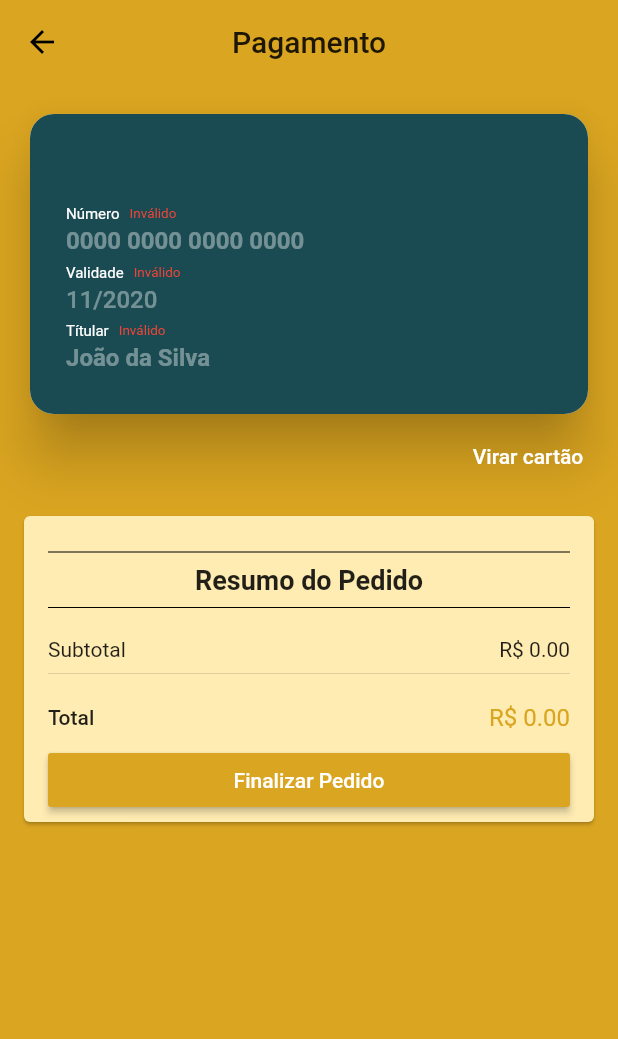
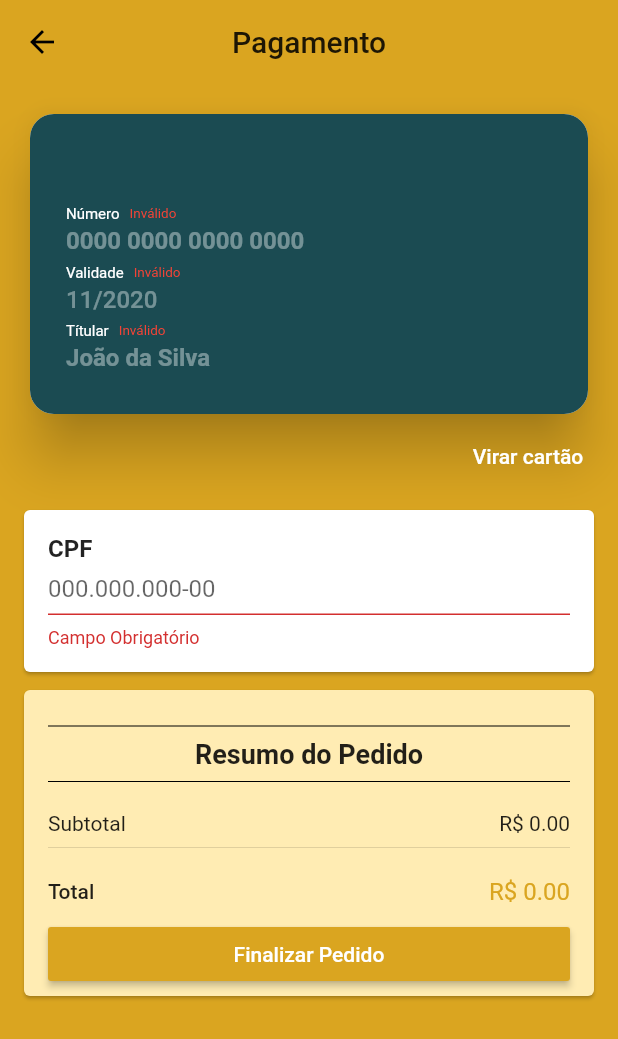
Before and after one commit to Pablo-Oliveira18/ControlSportEcommerce, a Flutter app: the CheckoutScreen screen opened by its route, after a tap on "Finalizar Pedido", on a phone screen of 412 x 824 dp. Shown: the top 1039 px of the screen. Run offline on Flutter 3.47's test engine with Material 2 defaults, Android fonts, the phone set to English and light mode, and no system bars; drawn by our look-alikes of flip_card, keyboard_actions; our stand-ins replace brasil_fields, carousel_pro, cloud_firestore, dio, firebase_auth, firebase_core and 8 more; missing offline and left inert: alphabet_list_scroll_view, cpf_cnpj_validator, cpfcnpj, credit_card_type_detector, map_launcher, sign_button; accounts and stored records are empty.

Commit message:
Proximo ao fim

```diff
--- a/lib/models/products/product.dart
+++ b/lib/models/products/product.dart
@@ -127,6 +127,7 @@ class Product extends ChangeNotifier {
       'category': category,
       'brandy': brandy,
       'sizes': exportSizeList(),
+      'deleted': deleted,
     };
 
     if (id == null) {
--- a/lib/models/usuarios/user.dart
+++ b/lib/models/usuarios/user.dart
@@ -31,6 +31,7 @@ class Usuario {
       address =
           Address.fromMap(document.data()['address'] as Map<String, dynamic>);
     }
+    cpf = document.data()['cpf'] as String;
   }
 
   DocumentReference get firestoreRef =>
@@ -54,6 +55,7 @@ class Usuario {
       'telefone': telefone,
       'sexo': sexo,
       if (address != null) 'address': address.toMap(),
+      if (cpf != null) 'cpf': cpf
     };
   }
 
@@ -65,4 +67,9 @@ class Usuario {
   String getNomeCompleto() {
     return nomeCompleto;
   }
+
+  void setCpf(String cpf) {
+    this.cpf = cpf;
+    saveData();
+  }
 }
--- a/lib/screen/checkout/checkout_screen.dart
+++ b/lib/screen/checkout/checkout_screen.dart
@@ -1,6 +1,7 @@
 import 'package:controlsport_app_ecommerce/common/cart/price_cart.dart';
 import 'package:controlsport_app_ecommerce/models/cart(carrinho)/cart_manager.dart';
 import 'package:controlsport_app_ecommerce/models/checkout/checkout_manager.dart';
+import 'package:controlsport_app_ecommerce/screen/checkout/components/cpf_field.dart';
 import 'package:flutter/material.dart';
 
 import 'package:provider/provider.dart';
@@ -57,10 +58,12 @@ class CheckoutScreen extends StatelessWidget {
                 child: ListView(
                   children: <Widget>[
                     CreditCardWidget(),
+                    CpfField(),
                     PriceCard(
                       buttonText: 'Finalizar Pedido',
                       onPressed: () {
                         if (formKey.currentState.validate()) {
+                          formKey.currentState.save();
                           print('enviar');
                           /*checkoutManager.checkout(
                               onStockFail: (e){
--- /dev/null
+++ b/lib/screen/checkout/components/cpf_field.dart
@@ -0,0 +1,51 @@
+import 'package:brasil_fields/brasil_fields.dart';
+import 'package:controlsport_app_ecommerce/models/usuarios/user_manager.dart';
+import 'package:cpf_cnpj_validator/cpf_validator.dart';
+import 'package:flutter/material.dart';
+import 'package:flutter/services.dart';
+import 'package:provider/provider.dart';
+
+class CpfField extends StatelessWidget {
+  @override
+  Widget build(BuildContext context) {
+    //
+    final userManager = context.watch<UserManager>();
+    //
+    return Card(
+      margin: const EdgeInsets.symmetric(horizontal: 16, vertical: 4),
+      child: Padding(
+          padding: const EdgeInsets.all(16),
+          child: Column(
+            crossAxisAlignment: CrossAxisAlignment.start,
+            children: <Widget>[
+              const Text(
+                'CPF',
+                style: TextStyle(
+                  fontWeight: FontWeight.w600,
+                  fontSize: 16,
+                ),
+              ),
+              TextFormField(
+                initialValue: userManager.usuario.cpf,
+                decoration: const InputDecoration(
+                  hintText: '000.000.000-00',
+                  isDense: true,
+                ),
+                keyboardType: TextInputType.number,
+                inputFormatters: [
+                  WhitelistingTextInputFormatter.digitsOnly,
+                  CpfInputFormatter(),
+                ],
+                validator: (cpf) {
+                  if (cpf.isEmpty)
+                    return 'Campo Obrigatório';
+                  else if (!CPFValidator.isValid(cpf)) return 'CPF Inválido';
+                  return null;
+                },
+                onSaved: userManager.usuario.setCpf,
+              )
+            ],
+          )),
+    );
+  }
+}
--- a/pubspec.yaml
+++ b/pubspec.yaml
@@ -57,6 +57,8 @@ dependencies:
   mask_text_input_formatter: ^1.0.7
   credit_card_type_detector: ^1.1.0
   keyboard_actions: ^3.2.1+1
+  cloud_functions: ^1.1.1
+  cpf_cnpj_validator: ^1.0.5
 
 dev_dependencies:
   flutter_test:
```
Also changed, not shown: pubspec.lock, 2 other files.
